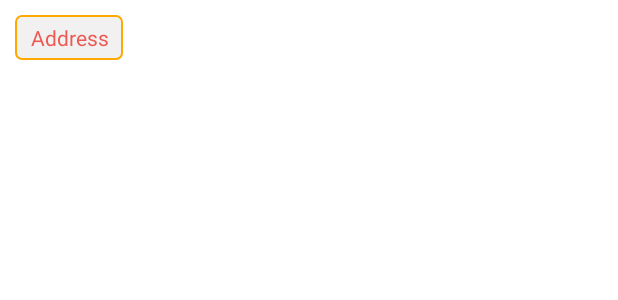
After one commit to Timmy-zzh/AacGank, an Android app: the layout item_tab.xml on its own in the app's theme, with its tools: preview values and no code run, on a phone screen of 412 x 824 dp. The commit adds this screen. Shown: the top 300 px of the screen. Run offline under Robolectric (Android 15) with nearby library versions, the phone set to English and light mode, and no system bars.

Commit message:
单个tab可以滑动点击切换

```diff
--- a/app/src/main/java/com/timmy/aacgank/App.java
+++ b/app/src/main/java/com/timmy/aacgank/App.java
@@ -3,6 +3,7 @@ package com.timmy.aacgank;
 import android.app.Application;
 
 import com.timmy.baselib.utils.LogUtils;
+import com.timmy.baselib.utils.Utils;
 
 /**
  * Created by admin on 2017/11/26.
@@ -20,5 +21,6 @@ public class App extends Application {
     private void initLib() {
         //开启Logger
         LogUtils.init(BuildConfig.DEBUG);
+        Utils.init(this);
     }
 }
--- /dev/null
+++ b/app/src/main/res/drawable/selector_tab_bg.xml
@@ -0,0 +1,5 @@
+<?xml version="1.0" encoding="utf-8"?>
+<selector xmlns:android="http://schemas.android.com/apk/res/android">
+    <item android:drawable="@drawable/shape_solid_tab_checked" android:state_checked="true" />
+    <item android:drawable="@drawable/shape_solid_tab_normal" />
+</selector>
--- a/app/src/main/res/drawable/shape_solid_gray.xml
+++ b/app/src/main/res/drawable/shape_solid_gray.xml
@@ -3,7 +3,7 @@
     android:shape="rectangle">
 
     <!--主题色全部填充-->
-    <!--<corners android:radius="4dp" />-->
+    <corners android:radius="4dp" />
 
     <solid android:color="@color/gray"/>
     <!--<gradient-->
--- /dev/null
+++ b/app/src/main/res/drawable/shape_solid_tab_checked.xml
@@ -0,0 +1,8 @@
+<?xml version="1.0" encoding="utf-8"?>
+<shape xmlns:android="http://schemas.android.com/apk/res/android">
+    <solid  android:color="#ffa800" />
+    <corners android:radius="4dp"/>
+    <stroke
+        android:width="1dp"
+        android:color="#ffa800" />
+</shape>
--- /dev/null
+++ b/app/src/main/res/drawable/shape_solid_tab_normal.xml
@@ -0,0 +1,8 @@
+<?xml version="1.0" encoding="utf-8"?>
+<shape xmlns:android="http://schemas.android.com/apk/res/android">
+    <solid  android:color="@color/gray" />
+    <corners android:radius="4dp"/>
+    <stroke
+        android:width="1dp"
+        android:color="#ffa800" />
+</shape>
--- a/app/src/main/res/layout/gank/layout/item_androiddetail_main.xml
+++ b/app/src/main/res/layout/gank/layout/item_androiddetail_main.xml
@@ -37,5 +37,5 @@
         android:layout_width="match_parent"
         android:layout_height="wrap_content"
         android:padding="20dp"
-        android:text="作则" />
+        android:text="作者" />
 </LinearLayout>
--- a/app/src/main/res/layout/gank/layout/item_androiddetail_review.xml
+++ b/app/src/main/res/layout/gank/layout/item_androiddetail_review.xml
@@ -3,6 +3,12 @@
     android:layout_width="match_parent"
     android:layout_height="wrap_content"
     android:orientation="vertical">
+
+    <com.timmy.aacgank.widget.ScrollableTabView
+        android:id="@+id/scroll_tab_view"
+        android:background="#f00"
+        android:layout_width="match_parent"
+        android:layout_height="wrap_content" />
 
     <TextView
         android:id="@+id/tv_review"
--- /dev/null
+++ b/app/src/main/res/layout/item_tab.xml
@@ -0,0 +1,17 @@
+<?xml version="1.0" encoding="utf-8"?><!--<RelativeLayout xmlns:android="http://schemas.android.com/apk/res/android"--><!--android:layout_width="wrap_content"--><!--android:layout_height="wrap_content">-->
+
+<TextView xmlns:android="http://schemas.android.com/apk/res/android"
+    android:id="@+id/tv_tab"
+    android:layout_width="wrap_content"
+    android:layout_height="wrap_content"
+    android:layout_margin="10dp"
+    android:background="@drawable/selector_tab_bg"
+    android:gravity="center"
+    android:paddingBottom="5dp"
+    android:paddingLeft="10dp"
+    android:paddingRight="10dp"
+    android:paddingTop="5dp"
+    android:text="Address"
+    android:textColor="@color/c_redeem">
+
+</TextView><!--</RelativeLayout>-->
```
Also changed, not shown: app/src/main/java/com/timmy/aacgank/ui/gank/android/AndroidDetailActivity.java (+13 -11 lines), app/src/main/java/com/timmy/aacgank/ui/gank/android/AndroidDetailAdapter.java (+42 -4 lines), app/src/main/java/com/timmy/aacgank/widget/IAdapter.java (added, +14 -0 lines), app/src/main/java/com/timmy/aacgank/widget/ScrollableTabView.java (added, +154 -0 lines), app/src/main/java/com/timmy/aacgank/widget/TagView.java (added, +71 -0 lines), app/src/main/res/layout/gank/layout/activity_android_detail.xml (+5 -5 lines).
